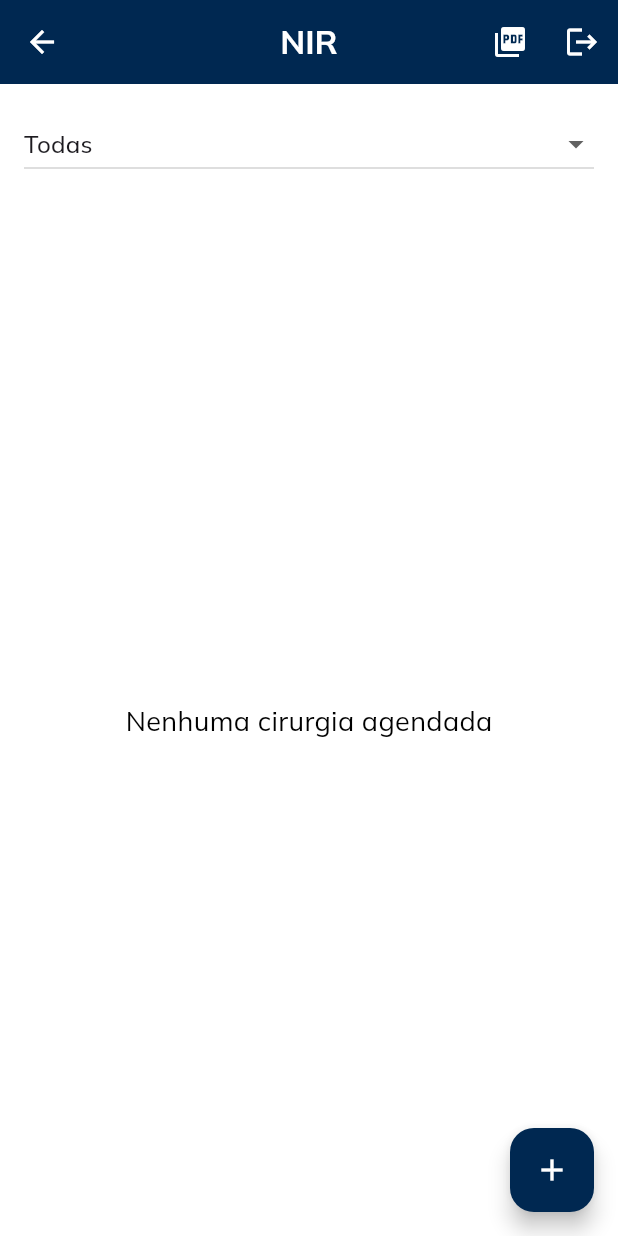
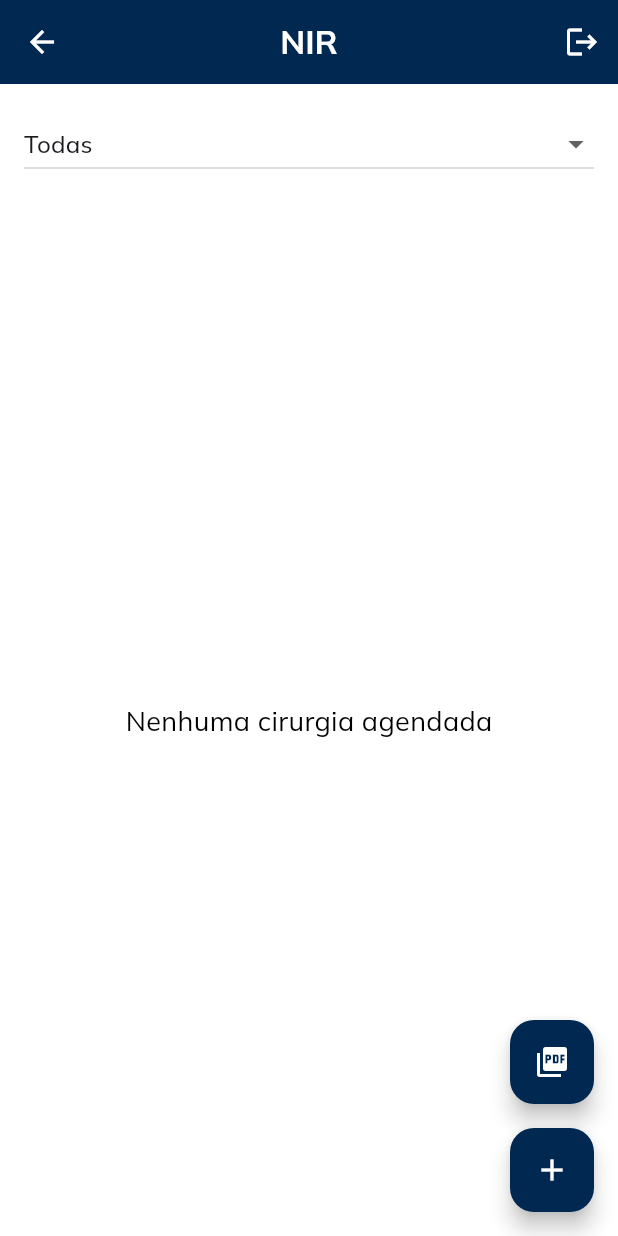
Before and after one commit to P-Lucas-S/cirurgiapp2, a Flutter app: the NIRDashboardScreen screen opened directly, after a tap on the "picture as pdf" icon, on a phone screen of 412 x 824 dp. Run offline on Flutter 3.47's test engine with Material 3 defaults, Android fonts, the light colour scheme and no system bars; our stand-ins replace brasil_fields, cloud_firestore, email_validator, firebase_auth, firebase_core, google_fonts and 3 more; accounts and stored records are empty.

Commit message:
Update nir_dashboard_screen.dart

```diff
--- a/lib/src/features/roles/screens/nir/nir_dashboard_screen.dart
+++ b/lib/src/features/roles/screens/nir/nir_dashboard_screen.dart
@@ -63,10 +63,6 @@ class _NIRDashboardScreenState extends State<NIRDashboardScreen> {
         ),
         actions: [
           IconButton(
-            icon: const Icon(Icons.picture_as_pdf),
-            onPressed: () => _pdfService.generateDailySurgeriesPdf(context),
-          ),
-          IconButton(
             icon: const Icon(Icons.logout),
             onPressed: () => _logout(context),
           ),
@@ -74,7 +70,6 @@ class _NIRDashboardScreenState extends State<NIRDashboardScreen> {
       ),
       body: Column(
         children: [
-          // Seletor de filtro posicionado abaixo do AppBar
           Padding(
             padding: const EdgeInsets.all(16),
             child: DropdownButton<String>(
@@ -113,7 +108,32 @@ class _NIRDashboardScreenState extends State<NIRDashboardScreen> {
           ),
         ],
       ),
-      floatingActionButton: _buildAddSurgeryButton(context),
+      floatingActionButton: Column(
+        mainAxisSize: MainAxisSize.min,
+        children: [
+          FloatingActionButton(
+            heroTag: 'pdfButton',
+            backgroundColor: AppColors.primary,
+            foregroundColor: AppColors.onPrimary,
+            child: const Icon(Icons.picture_as_pdf),
+            onPressed: () => _pdfService.generateDailySurgeriesPdf(context),
+          ),
+          const SizedBox(height: 16),
+          FloatingActionButton(
+            heroTag: 'createSurgeryButton',
+            backgroundColor: AppColors.primary,
+            foregroundColor: AppColors.onPrimary,
+            child: const Icon(Icons.add),
+            onPressed: () => Navigator.push(
+              context,
+              MaterialPageRoute(
+                builder: (context) => const CreateSurgeryScreen(),
+              ),
+            ),
+          ),
+        ],
+      ),
+      floatingActionButtonLocation: FloatingActionButtonLocation.endFloat,
     );
   }
 
@@ -152,18 +172,4 @@ class _NIRDashboardScreenState extends State<NIRDashboardScreen> {
       },
     );
   }
-
-  Widget _buildAddSurgeryButton(BuildContext context) {
-    return FloatingActionButton(
-      backgroundColor: AppColors.primary,
-      foregroundColor: AppColors.onPrimary,
-      child: const Icon(Icons.add),
-      onPressed: () => Navigator.push(
-        context,
-        MaterialPageRoute(
-          builder: (context) => const CreateSurgeryScreen(),
-        ),
-      ),
-    );
-  }
 }
```
